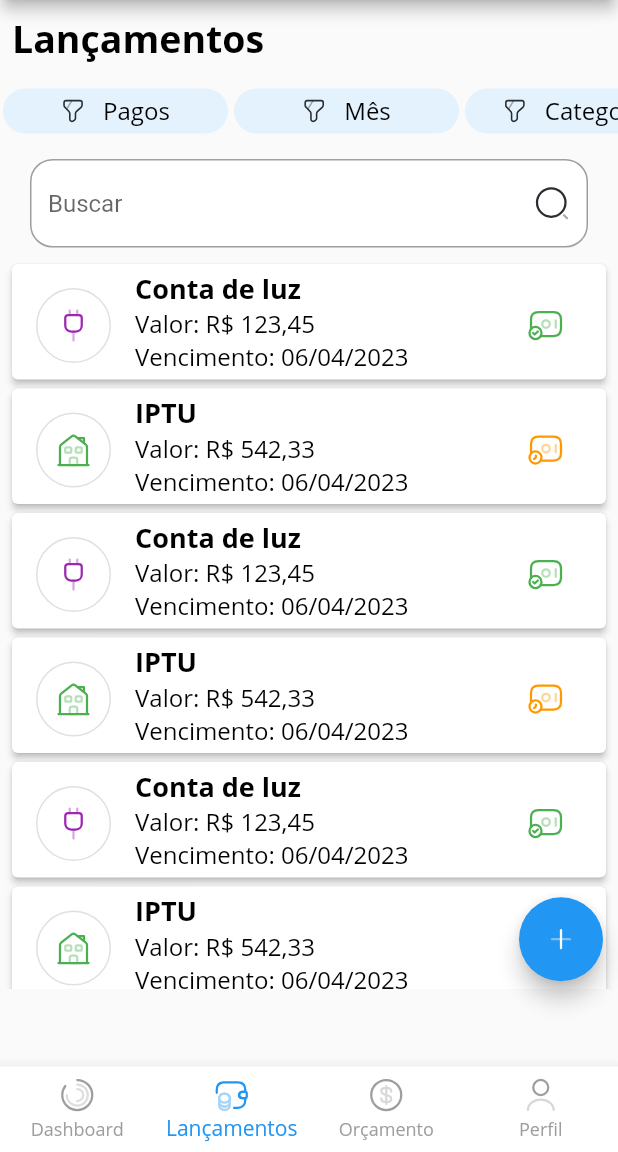
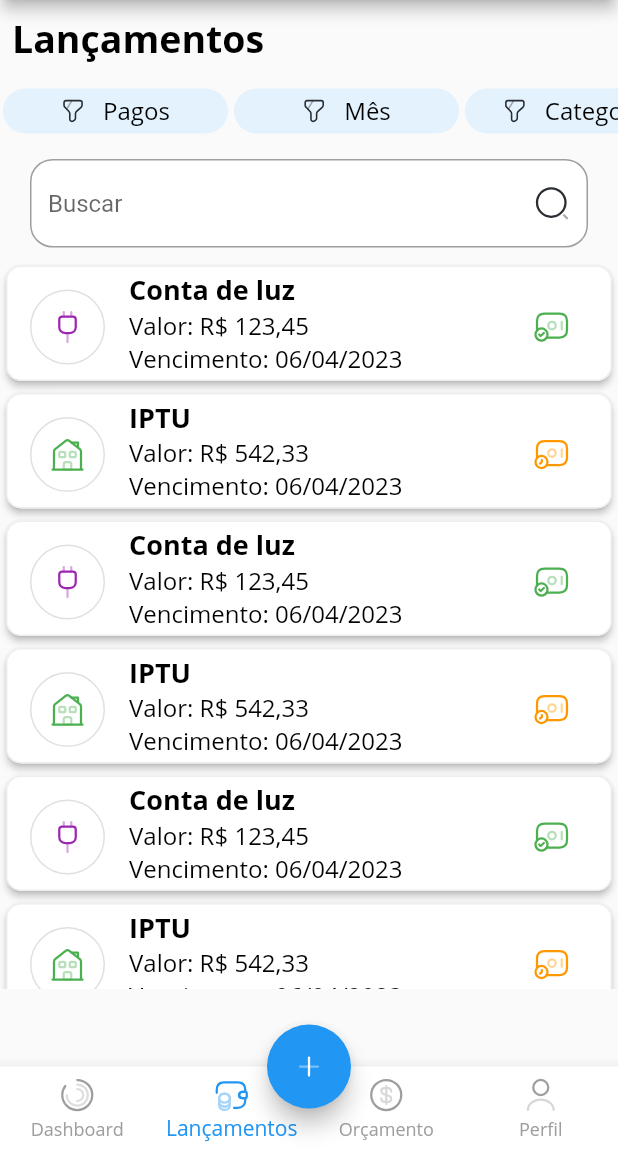
Before and after one commit to Carteira-Inteligente/carteira-inteligente-app, a Flutter app: the screen it shows after launch, item 2 of the bottom bar chosen, on a phone screen of 412 x 824 dp, the part 84-1236 px from its top. Run offline on Flutter 3.47's test engine with Material 2 defaults, Android fonts, the phone set to English and light mode, and no system bars; our stand-ins replace flutter_svg, fluttertoast.

Commit message:
melhorias gerais no layout da tela de lançamentos

```diff
--- a/lib/main.dart
+++ b/lib/main.dart
@@ -1,6 +1,11 @@
+import 'dart:math';
+import 'dart:ui';
+
 import 'package:carteira_inteligente_app/constants/constants.dart';
+import 'package:carteira_inteligente_app/models/entries.dart';
 import 'package:carteira_inteligente_app/screens/Budget/budget_screen.dart';
 import 'package:carteira_inteligente_app/screens/Dashboard/dashboard_screen.dart';
+import 'package:carteira_inteligente_app/screens/Entry/entry_form_screen.dart';
 import 'package:carteira_inteligente_app/screens/Entry/entry_screen.dart';
 import 'package:carteira_inteligente_app/screens/Profile/profile_screen.dart';
 import 'package:carteira_inteligente_app/themes/light_theme.dart';
@@ -44,6 +49,38 @@ class _MyHomePageState extends State<MyHomePage> {
   _onItemTapped(int index) {
     setState(() {
       _selectedIndex = index;
+    });
+  }
+
+  final List<Entries> _entries = [];
+  _addEntry(
+    int idUser,
+    int idCategory,
+    String description,
+    String period,
+    double paidValue,
+    DateTime paidDate,
+    bool paid,
+    DateTime dueDate,
+  ) {
+    final newEntry = Entries(
+      id: Random().nextInt(999).toInt(),
+      idUser: idUser,
+      idCategory: idCategory,
+      description: description,
+      period: period,
+      paidValue: paidValue,
+      paidDate: paidDate,
+      paid: paid,
+      dueDate: dueDate,
+    );
+
+    setState(() {
+      _entries.add(newEntry);
+    });
+
+    Future.delayed(const Duration(milliseconds: 500), () {
+      Navigator.of(context).pop();
     });
   }
 
@@ -116,6 +153,26 @@ class _MyHomePageState extends State<MyHomePage> {
         onTap: _onItemTapped,
         backgroundColor: cWhite,
       ),
+      floatingActionButton: _selectedIndex == 1 || _selectedIndex == 2
+          ? FloatingActionButton(
+              backgroundColor: cBlue,
+              onPressed: _selectedIndex == 1
+                  ? () {
+                      Navigator.push(
+                        context,
+                        MaterialPageRoute(
+                          builder: (context) => EntryFormScreen(_addEntry),
+                        ),
+                      );
+                    }
+                  : () {},
+              child: SvgPicture.asset(
+                sAdd,
+                color: cWhite,
+              ),
+            )
+          : null,
+      floatingActionButtonLocation: FloatingActionButtonLocation.centerDocked,
     );
   }
 }
--- a/lib/screens/Entry/entry_screen.dart
+++ b/lib/screens/Entry/entry_screen.dart
@@ -1,10 +1,10 @@
-import 'dart:math';
-
 import 'package:carteira_inteligente_app/constants/constants.dart';
-import 'package:carteira_inteligente_app/screens/Entry/entry_form_screen.dart';
 import 'package:carteira_inteligente_app/screens/Entry/entry_details_screen.dart';
 import 'package:carteira_inteligente_app/themes/dark_status_bar_theme.dart';
 import 'package:carteira_inteligente_app/utils/format_currency.dart';
+import 'package:carteira_inteligente_app/utils/show_dialog.dart';
+import 'package:carteira_inteligente_app/utils/show_modal.dart';
+import 'package:carteira_inteligente_app/utils/toast_message.dart';
 import 'package:carteira_inteligente_app/widgets/Buttons/filter_button.dart';
 import 'package:carteira_inteligente_app/widgets/Cards/list_tile_card.dart';
 import 'package:carteira_inteligente_app/widgets/Inputs/input_search.dart';
@@ -18,10 +18,10 @@ class EntryScreen extends StatefulWidget {
   const EntryScreen({super.key});
 
   @override
-  State<EntryScreen> createState() => _LancamentosScreenState();
+  State<EntryScreen> createState() => _EntryScreenState();
 }
 
-class _LancamentosScreenState extends State<EntryScreen> {
+class _EntryScreenState extends State<EntryScreen> {
   var formatCurrency = getFormatCurrency();
 
   final List<Entries> _entries = [
@@ -93,42 +93,38 @@ class _LancamentosScreenState extends State<EntryScreen> {
     ),
   ];
 
-  _addEntry(
-    int idUser,
-    int idCategory,
-    String description,
-    String period,
-    double paidValue,
-    DateTime paidDate,
-    bool paid,
-    DateTime dueDate,
-  ) {
-    final newEntry = Entries(
-      id: Random().nextInt(999).toInt(),
-      idUser: idUser,
-      idCategory: idCategory,
-      description: description,
-      period: period,
-      paidValue: paidValue,
-      paidDate: paidDate,
-      paid: paid,
-      dueDate: dueDate,
+  Widget _buildListTileCard(
+      Entries entry, VoidCallback onTap, VoidCallback onPressedPaymend) {
+    return ListTileCard(
+      onTap,
+      entry.idCategory == 1
+          ? SvgPicture.asset(
+              sElectricity,
+              color: cPurple,
+            )
+          : SvgPicture.asset(
+              sHouse,
+              color: cGreen,
+            ),
+      entry.description,
+      """Valor: ${formatCurrency.format(entry.paidValue)}
+Vencimento: ${DateFormat("dd/MM/y").format(entry.dueDate)}""",
+      entry.paid == true
+          ? SvgPicture.asset(
+              sPaymentTick,
+              color: cGreen,
+            )
+          : SvgPicture.asset(
+              sPaymentWaiting,
+              color: cOrange,
+            ),
+      onPressedPaymend,
     );
-
-    setState(() {
-      _entries.add(newEntry);
-    });
-
-    Future.delayed(const Duration(milliseconds: 500), () {
-      Navigator.of(context).pop();
-    });
   }
 
   @override
   Widget build(BuildContext context) {
-    return Stack(
-      children: [
-        DarkStatusBarTheme(
+    return DarkStatusBarTheme(
       Column(
         children: [
           Row(
@@ -168,7 +164,12 @@ class _LancamentosScreenState extends State<EntryScreen> {
               itemCount: _entries.length,
               itemBuilder: (context, index) {
                 final entry = _entries[index];
-                    return ListTileCard(
+
+                if (index == _entries.length - 1) {
+                  return Padding(
+                    padding: const EdgeInsets.only(bottom: 25.0),
+                    child: _buildListTileCard(
+                      entry,
                       () {
                         Navigator.push(
                           context,
@@ -177,54 +178,54 @@ class _LancamentosScreenState extends State<EntryScreen> {
                           ),
                         );
                       },
-                      entry.idCategory == 1
-                          ? SvgPicture.asset(
-                              sElectricity,
-                              color: cPurple,
-                            )
-                          : SvgPicture.asset(
-                              sHouse,
-                              color: cGreen,
-                            ),
-                      entry.description,
-                      """Valor: ${formatCurrency.format(entry.paidValue)}
-Vencimento: ${DateFormat("dd/MM/y").format(entry.dueDate)}""",
                       entry.paid == true
-                          ? SvgPicture.asset(
-                              sPaymentTick,
-                              color: cGreen,
-                            )
-                          : SvgPicture.asset(
-                              sPaymentWaiting,
-                              color: cOrange,
+                          ? () {
+                              ShowDialog.cancelPayment(context, () {
+                                Navigator.pop(context);
+                                ToastMessage.showSuccess(
+                                    "Pagamento desfeito com sucesso.");
+                                entry.paid == false;
+                              });
+                            }
+                          : () {
+                              ToastMessage.showSuccess(
+                                  "Pagamento realizado com sucesso.");
+                              entry.paid == true;
+                            },
                     ),
                   );
+                } else {
+                  return _buildListTileCard(
+                    entry,
+                    () {
+                      Navigator.push(
+                        context,
+                        MaterialPageRoute(
+                          builder: (context) => const EntryDetailsScreen(),
+                        ),
+                      );
+                    },
+                    entry.paid == true
+                        ? () {
+                            ShowDialog.cancelPayment(context, () {
+                              Navigator.pop(context);
+                              ToastMessage.showSuccess(
+                                  "Pagamento desfeito com sucesso.");
+                              entry.paid == false;
+                            });
+                          }
+                        : () {
+                            ToastMessage.showSuccess(
+                                "Pagamento realizado com sucesso.");
+                            entry.paid == true;
+                          },
+                  );
+                }
               },
             ),
           ),
         ],
       ),
-        ),
-        Positioned(
-          right: 10,
-          bottom: 5,
-          child: FloatingActionButton(
-            onPressed: () {
-              Navigator.push(
-                context,
-                MaterialPageRoute(
-                  builder: (context) => EntryFormScreen(_addEntry),
-                ),
-              );
-            },
-            backgroundColor: cBlue,
-            child: SvgPicture.asset(
-              sAdd,
-              color: cWhite,
-            ),
-          ),
-        ),
-      ],
     );
   }
 }
--- a/lib/widgets/Cards/list_tile_card.dart
+++ b/lib/widgets/Cards/list_tile_card.dart
@@ -1,10 +1,11 @@
 import 'package:carteira_inteligente_app/constants/constants.dart';
+import 'package:carteira_inteligente_app/widgets/Containers/card_container.dart';
 import 'package:flutter/material.dart';
 import 'package:flutter_svg/flutter_svg.dart';
 
 class ListTileCard extends StatelessWidget {
-  const ListTileCard(
-      this.onTap, this.pageIcon, this.title, this.subtitle, this.paymentStatus,
+  const ListTileCard(this.onTap, this.pageIcon, this.title, this.subtitle,
+      this.paymentStatus, this.onPressedPayment,
       {super.key});
 
   final void Function() onTap;
@@ -12,29 +13,23 @@ class ListTileCard extends StatelessWidget {
   final String title;
   final String subtitle;
   final SvgPicture paymentStatus;
+  final void Function() onPressedPayment;
 
   @override
   Widget build(BuildContext context) {
-    return Card(
-      elevation: 2,
-      margin: const EdgeInsets.symmetric(
-        vertical: 3.0,
-        horizontal: 8.0,
-      ),
-      child: ListTile(
+    return CardContainer(
+      ListTile(
         onTap: onTap,
         leading: Container(
           decoration: BoxDecoration(
-            borderRadius: const BorderRadius.all(
-              Radius.circular(50),
-            ),
+            borderRadius: wBorderRadius50,
             border: Border.all(color: cGrey.shade300),
           ),
           child: CircleAvatar(
             backgroundColor: cTransparent,
             radius: 24,
             child: Container(
-              padding: const EdgeInsets.all(6),
+              padding: const EdgeInsets.all(6.0),
               child: pageIcon,
             ),
           ),
@@ -49,7 +44,7 @@ class ListTileCard extends StatelessWidget {
         ),
         trailing: IconButton(
           icon: paymentStatus,
-          onPressed: () {},
+          onPressed: onPressedPayment,
         ),
       ),
     );
```
Also changed, not shown: lib/utils/show_dialog.dart (+21 -0 lines). Lines whose indentation alone changed are shown as unchanged.
